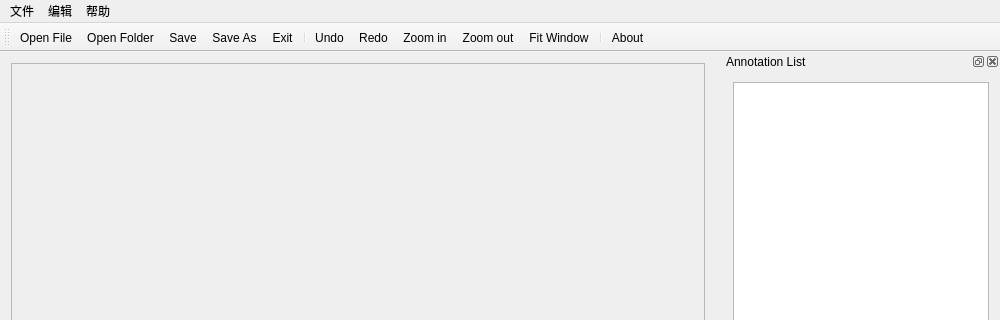
Manchery/ImageLabeler, file mainwindow.ui: the form before one commit; both pictures show x 0 to 1000 and y 0 to 320 of the 1000 by 1000 pixel window.
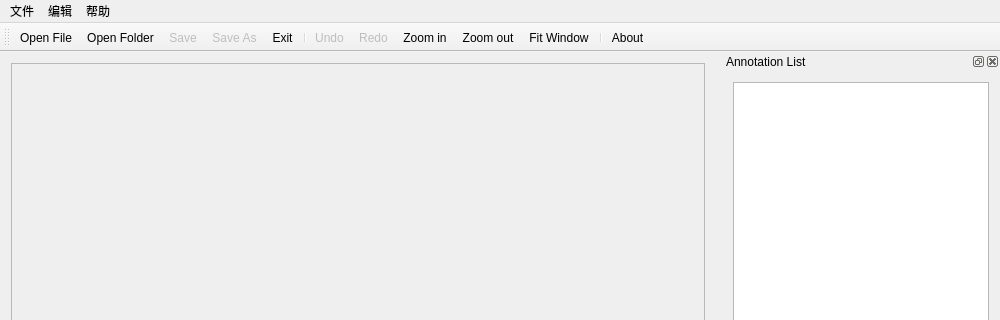
The form after the commit. Icons and pictures are not drawn. Custom widgets are drawn as their Qt base class.

The edit to the form file:
```diff
--- a/mainwindow.ui
+++ b/mainwindow.ui
@@ -177,6 +177,9 @@
    </property>
   </action>
   <action name="actionSave">
+   <property name="enabled">
+    <bool>false</bool>
+   </property>
    <property name="icon">
     <iconset resource="resource.qrc">
      <normaloff>:/icons/icons/save.png</normaloff>:/icons/icons/save.png</iconset>
@@ -195,6 +198,9 @@
    </property>
   </action>
   <action name="actionSave_As">
+   <property name="enabled">
+    <bool>false</bool>
+   </property>
    <property name="icon">
     <iconset resource="resource.qrc">
      <normaloff>:/icons/icons/save-as.png</normaloff>:/icons/icons/save-as.png</iconset>
@@ -209,6 +215,9 @@
    </property>
   </action>
   <action name="actionUndo">
+   <property name="enabled">
+    <bool>false</bool>
+   </property>
    <property name="icon">
     <iconset resource="resource.qrc">
      <normaloff>:/icons/icons/undo.png</normaloff>:/icons/icons/undo.png</iconset>
@@ -218,6 +227,9 @@
    </property>
   </action>
   <action name="actionRedo">
+   <property name="enabled">
+    <bool>false</bool>
+   </property>
    <property name="icon">
     <iconset resource="resource.qrc">
      <normaloff>:/icons/icons/redo.png</normaloff>:/icons/icons/redo.png</iconset>
```
